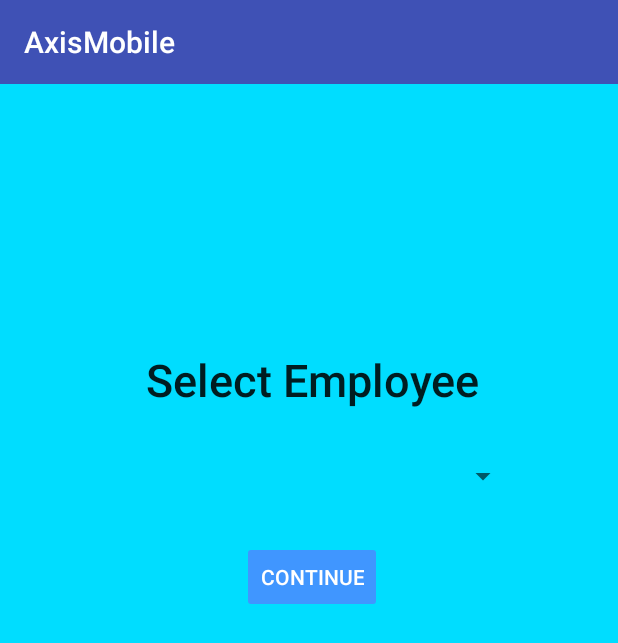
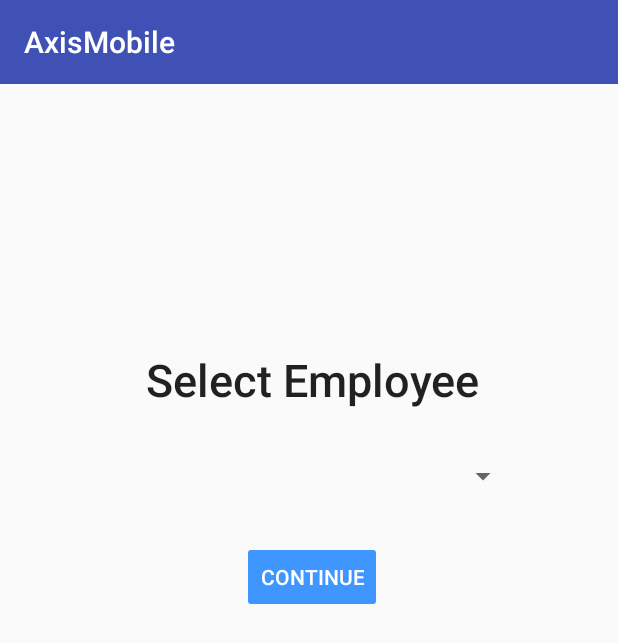
Before and after one commit to matthaerle/AxisMobile, an Android app: the Employee_Select_Activity screen opened directly, with no data from a screen before it, on a phone screen of 412 x 824 dp. Shown: the top 643 px of the screen. Run offline under Robolectric (Android 15) with nearby library versions, the phone set to English and light mode, and no system bars.

```diff
--- /dev/null
+++ b/app/src/main/res/drawable/spinner_border.xml
@@ -0,0 +1,5 @@
+<?xml version="1.0" encoding="utf-8"?>
+<shape xmlns:android="http://schemas.android.com/apk/res/android"
+    android:shape="rectangle">
+    <stroke android:width="4px" android:color="#3498db" />
+</shape>
--- a/app/src/main/res/layout/employee_select_activity.xml
+++ b/app/src/main/res/layout/employee_select_activity.xml
@@ -3,17 +3,20 @@
     xmlns:app="http://schemas.android.com/apk/res-auto"
     xmlns:tools="http://schemas.android.com/tools"
     android:layout_width="match_parent"
-    android:layout_height="match_parent"
-    android:background="@color/colorAccent"
-    android:backgroundTint="@android:color/holo_blue_bright">
+    android:layout_height="match_parent">
 
     <Spinner
         android:id="@+id/spn_Emp"
         android:layout_width="0dp"
         android:layout_height="wrap_content"
+        android:layout_marginEnd="8dp"
         android:layout_marginLeft="8dp"
         android:layout_marginRight="8dp"
+        android:layout_marginStart="8dp"
         android:layout_marginTop="32dp"
+        android:spinnerMode="dropdown"
+        android:dropDownWidth="200dp"
+        android:gravity="center_vertical"
         app:layout_constraintLeft_toLeftOf="@+id/guideline12"
         app:layout_constraintRight_toLeftOf="@+id/guideline13"
         app:layout_constraintTop_toBottomOf="@+id/textView2" />
@@ -32,8 +35,8 @@
         android:typeface="normal"
         app:layout_constraintTop_toTopOf="@+id/guideline14"
         app:layout_constraintRight_toLeftOf="@+id/guideline13"
-        android:layout_marginRight="8dp"
-        android:layout_marginLeft="8dp"
+        android:layout_marginRight="16dp"
+        android:layout_marginLeft="16dp"
         app:layout_constraintLeft_toLeftOf="@+id/guideline12" />
 
     <Button
@@ -67,7 +70,7 @@
         android:orientation="vertical"
         app:layout_constraintGuide_end="16dp"
         tools:layout_editor_absoluteY="0dp"
-        tools:layout_editor_absoluteX="368dp" />
+        tools:layout_editor_absoluteX="344dp" />
 
     <android.support.constraint.Guideline
         android:layout_width="wrap_content"
@@ -76,14 +79,16 @@
         android:orientation="vertical"
         app:layout_constraintGuide_percent="0.15"
         tools:layout_editor_absoluteY="0dp"
-        tools:layout_editor_absoluteX="58dp" />
+        tools:layout_editor_absoluteX="54dp" />
 
     <android.support.constraint.Guideline
         android:layout_width="wrap_content"
         android:layout_height="wrap_content"
         android:id="@+id/guideline13"
         android:orientation="vertical"
-        app:layout_constraintGuide_percent="0.859375" />
+        app:layout_constraintGuide_percent="0.859375"
+        tools:layout_editor_absoluteY="0dp"
+        tools:layout_editor_absoluteX="309dp" />
 
     <android.support.constraint.Guideline
         android:layout_width="wrap_content"
```
Also changed, not shown: app/src/main/java/com/acusportrtg/axismobile/Inventory_Task.java (+12 -0 lines), app/src/main/java/com/acusportrtg/axismobile/JSON_Classes/SearchByUPC.java (added, +17 -0 lines), app/src/main/java/com/acusportrtg/axismobile/Methods/EmpSpinAdapter.java (+6 -12 lines), app/src/main/java/com/acusportrtg/axismobile/Methods/GetJSONStringWithPOSTData.java (+79 -2 lines), app/src/main/java/com/acusportrtg/axismobile/ServerConnectActivity.java (+10 -7 lines), app/src/main/res/layout/inventory_activity.xml (+4 -4 lines), app/src/main/res/layout/singleSpinnerText.xml (renamed from app/src/main/res/layout/employee_spinner.xml, +3 -4 lines).
